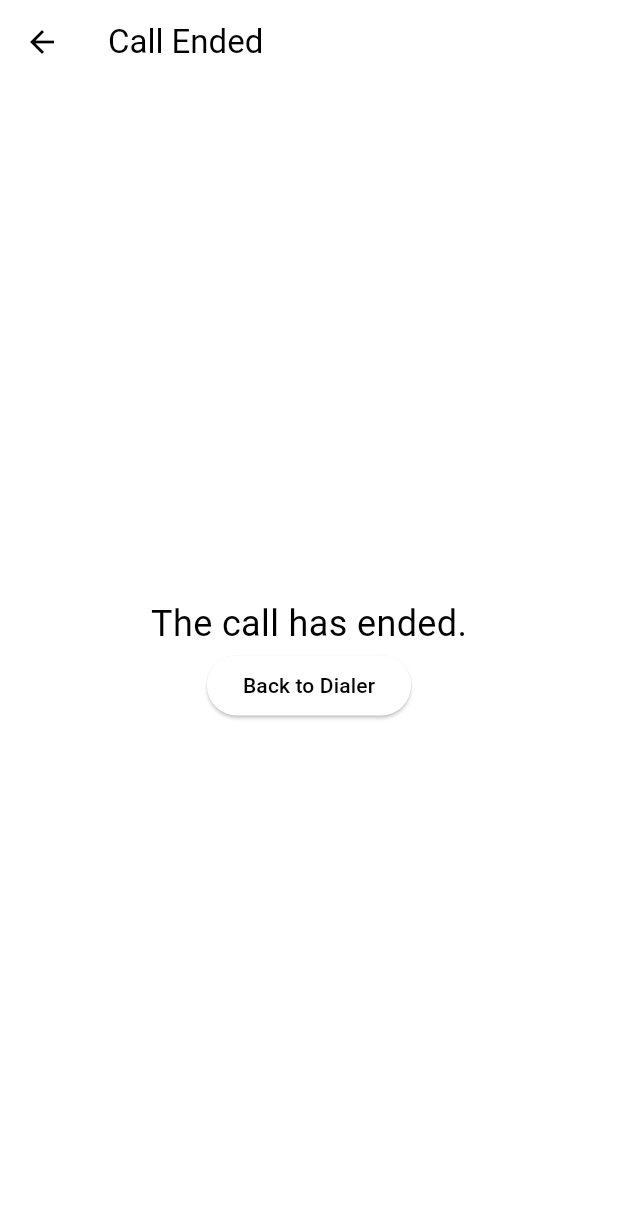
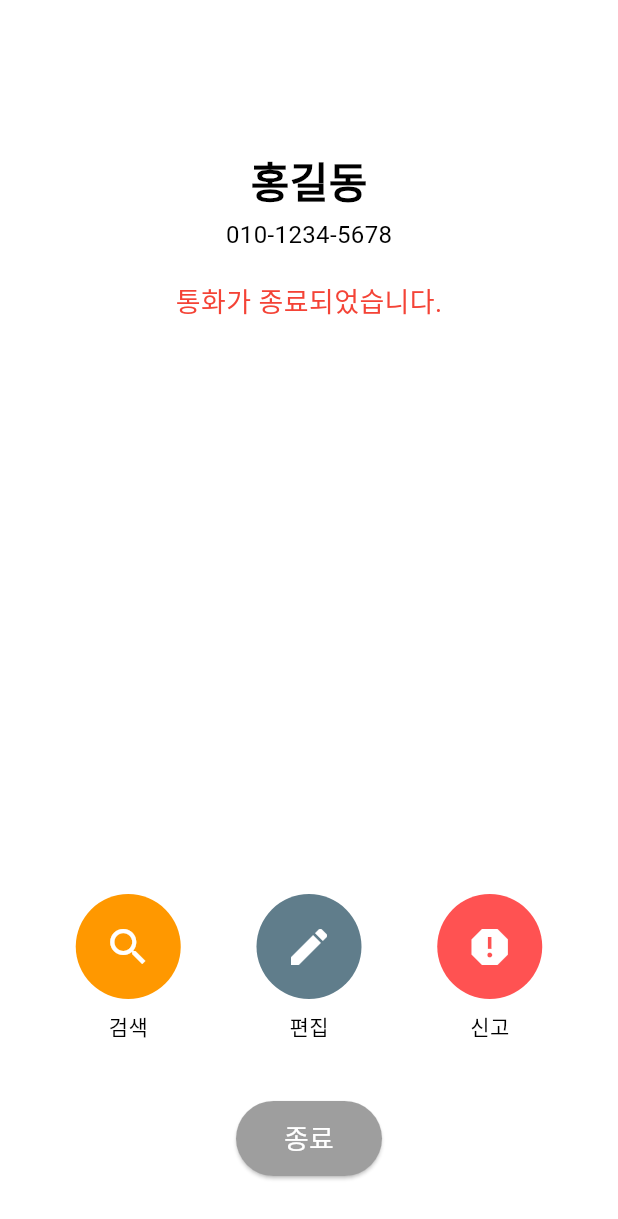
Before and after one commit to phyuzion/jumo, a Flutter app: the CallEndedScreen screen opened by its route, on a phone screen of 412 x 824 dp. Shown: the top 1219 px of the screen. Run offline on Flutter 3.47's test engine with Material 3 defaults, Android fonts, the phone set to English and light mode, and no system bars; our stand-ins replace event_bus, flutter_slidable, get_storage, permission_handler; missing offline and left inert: call_e_log, fast_contacts, flutter_background_service, flutter_sms_intellect, phone_state; accounts and stored records are empty.

Commit message:
Update Mobile

```diff
--- a/mobile/mobile/lib/controllers/navigation_controller.dart
+++ b/mobile/mobile/lib/controllers/navigation_controller.dart
@@ -26,7 +26,7 @@ class NavigationController {
   static void _goToIncoming(String number) {
     final ctx = navKey.currentContext;
     if (ctx != null) {
-      Navigator.of(ctx).pushNamed('/incoming', arguments: number);
+      Navigator.of(ctx).pushReplacementNamed('/incoming', arguments: number);
     }
   }
 
--- a/mobile/mobile/lib/main.dart
+++ b/mobile/mobile/lib/main.dart
@@ -1,4 +1,5 @@
 import 'package:flutter/material.dart';
+import 'package:get_storage/get_storage.dart';
 import 'package:mobile/controllers/navigation_controller.dart';
 import 'package:mobile/screens/decider_screen.dart';
 import 'package:mobile/screens/login_screen.dart';
@@ -14,6 +15,7 @@ void main() async {
   WidgetsFlutterBinding.ensureInitialized();
 
   await NavigationController.init(); // 네이티브 이벤트 -> navigation 연동
+  await GetStorage.init();
   runApp(const MyApp());
 }
 
--- a/mobile/mobile/lib/screens/call_ended_screen.dart
+++ b/mobile/mobile/lib/screens/call_ended_screen.dart
@@ -5,25 +5,127 @@ class CallEndedScreen extends StatelessWidget {
 
   @override
   Widget build(BuildContext context) {
+    // 예: arguments 받기 (이름, 번호)
+    // final args = ModalRoute.of(context)?.settings.arguments;
+    // String name = '';
+    // String number = '';
+    // if(args is Map<String, String>) {
+    //   name = args['name'] ?? '';
+    //   number = args['number'] ?? '';
+    // }
+
+    // 여기서는 예시로 고정
+    final name = '홍길동';
+    final number = '010-1234-5678';
+
     return Scaffold(
-      appBar: AppBar(title: const Text('Call Ended')),
-      body: Center(
+      body: SafeArea(
         child: Column(
-          mainAxisAlignment: MainAxisAlignment.center,
           children: [
-            const Text('The call has ended.', style: TextStyle(fontSize: 24)),
+            const SizedBox(height: 100),
+            // 상단: 이름 / 번호
+            Text(
+              name,
+              style: const TextStyle(
+                color: Colors.black,
+                fontSize: 28,
+                fontWeight: FontWeight.bold,
+              ),
+            ),
+            const SizedBox(height: 5),
+            Text(
+              number,
+              style: const TextStyle(color: Colors.black, fontSize: 16),
+            ),
+            const SizedBox(height: 20),
+            // "통화가 종료되었습니다" 등 안내 문구
+            const Text(
+              '통화가 종료되었습니다.',
+              style: TextStyle(fontSize: 18, color: Colors.red),
+            ),
+
+            const Spacer(),
+
+            // 하단 아이콘들(검색, 편집, 신고)
+            Row(
+              mainAxisAlignment: MainAxisAlignment.spaceEvenly,
+              children: [
+                _buildActionButton(
+                  icon: Icons.search,
+                  color: Colors.orange,
+                  label: '검색',
+                  onTap: () {
+                    // TODO
+                  },
+                ),
+                _buildActionButton(
+                  icon: Icons.edit,
+                  color: Colors.blueGrey,
+                  label: '편집',
+                  onTap: () {
+                    // TODO
+                  },
+                ),
+                _buildActionButton(
+                  icon: Icons.report,
+                  color: Colors.redAccent,
+                  label: '신고',
+                  onTap: () {
+                    // TODO
+                  },
+                ),
+              ],
+            ),
+            const SizedBox(height: 40),
+
+            // 종료 버튼
             ElevatedButton(
-              onPressed:
-                  () => Navigator.pushNamedAndRemoveUntil(
-                    context,
-                    '/dialer',
-                    (r) => false,
-                  ),
-              child: const Text('Back to Dialer'),
+              style: ElevatedButton.styleFrom(
+                shape: const StadiumBorder(),
+                backgroundColor: Colors.grey,
+                padding: const EdgeInsets.symmetric(
+                  horizontal: 32,
+                  vertical: 12,
+                ),
+              ),
+              onPressed: () {
+                // 단순 종료 => pop
+                //Navigator.pop(context);
+
+                // 또는 Navigator.pushNamedAndRemoveUntil(...)
+              },
+              child: const Text(
+                '종료',
+                style: TextStyle(fontSize: 18, color: Colors.white),
+              ),
             ),
+            const SizedBox(height: 40),
           ],
         ),
       ),
     );
   }
+
+  Widget _buildActionButton({
+    required IconData icon,
+    required Color color,
+    required String label,
+    required VoidCallback onTap,
+  }) {
+    return Column(
+      children: [
+        GestureDetector(
+          onTap: onTap,
+          child: Container(
+            width: 70,
+            height: 70,
+            decoration: BoxDecoration(color: color, shape: BoxShape.circle),
+            child: Icon(icon, color: Colors.white, size: 32),
+          ),
+        ),
+        const SizedBox(height: 8),
+        Text(label, style: const TextStyle(color: Colors.black)),
+      ],
+    );
+  }
 }
--- a/mobile/mobile/lib/screens/login_screen.dart
+++ b/mobile/mobile/lib/screens/login_screen.dart
@@ -2,7 +2,7 @@
 import 'package:flutter/material.dart';
 
 class LoginScreen extends StatelessWidget {
-  const LoginScreen({Key? key}) : super(key: key);
+  const LoginScreen({super.key});
 
   @override
   Widget build(BuildContext context) {
```
Also changed, not shown: mobile/mobile/lib/controllers/app_controller.dart (+0 -7 lines), mobile/mobile/lib/controllers/phone_state_controller.dart (+31 -9 lines), mobile/mobile/lib/screens/decider_screen.dart (+10 -1 lines), mobile/mobile/lib/screens/incoming_call_screen.dart (+4 -23 lines), mobile/mobile/lib/screens/setting_screen.dart (added, +61 -0 lines).
